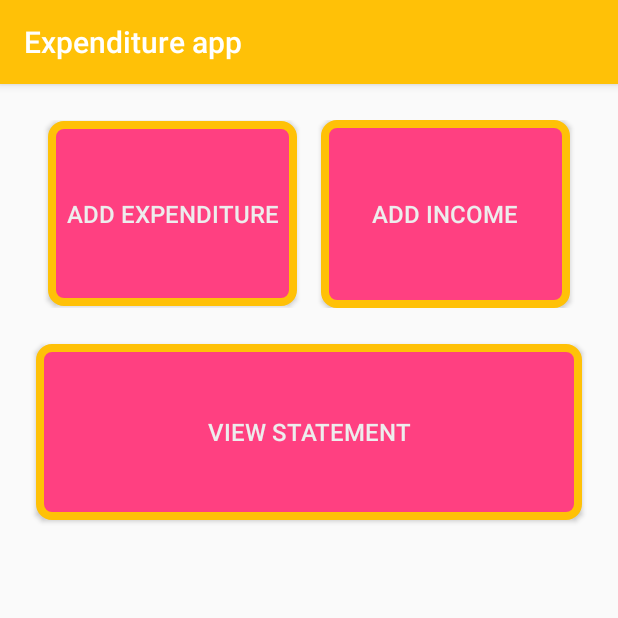
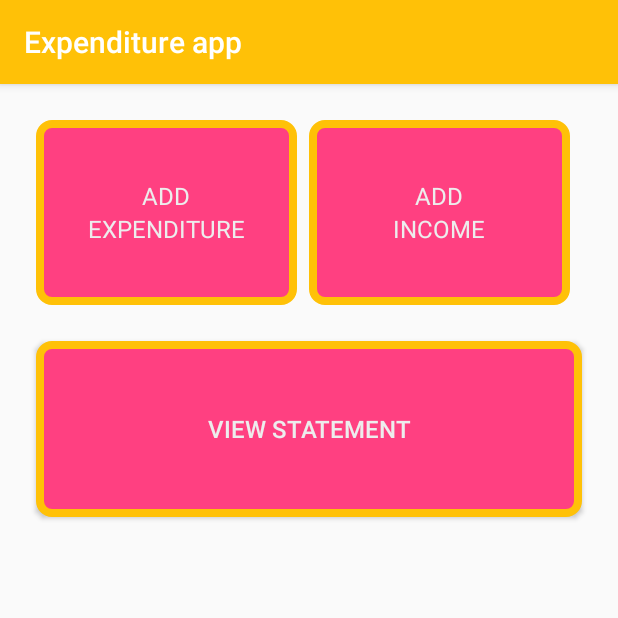
Before and after one commit to Olili2017/training-spectrum-expenditure-app, an Android app: the screen it shows after launch (MainActivity), on a phone screen of 412 x 824 dp, the top half of it. Run offline under Robolectric (Android 15) with nearby library versions, the light colour scheme and no system bars.

Commit message:
Improve the menu

```diff
--- a/app/src/main/res/layout/activity_main.xml
+++ b/app/src/main/res/layout/activity_main.xml
@@ -8,36 +8,80 @@
     tools:context=".MainActivity"
     android:padding="12dp">
     <LinearLayout
+
         android:layout_width="match_parent"
         android:layout_height="wrap_content"
         android:padding="12dp">
-        <Button
+        <LinearLayout
             android:id="@+id/addExpenditure"
             android:layout_width="0dp"
             android:layout_weight="1"
-            android:layout_marginStart="8dp"
+            android:layout_marginStart="0dp"
             android:layout_marginEnd="8dp"
             android:layout_height="123dp"
             android:background="@drawable/shape"
             android:padding="10dp"
             android:shadowColor="@color/colorPrimary"
-            android:text="Add Expenditure"
-            android:textColor="@color/lightgray"
-            android:textSize="16dp" />
+            android:gravity="center"
+            android:orientation="vertical">
+            <TextView
+                android:layout_width="wrap_content"
+                android:layout_height="wrap_content"
+                android:textAllCaps="true"
+                android:text="Add"
+                android:textColor="@color/lightgray"
+                android:textSize="16sp"/>
+            <TextView
+                android:layout_width="wrap_content"
+                android:layout_height="wrap_content"
+                android:text="Expenditure"
+                android:textAllCaps="true"
+                android:textColor="@color/lightgray"
+                android:textSize="16sp"/>
+        </LinearLayout>
 
-        <Button
-            android:id="@+id/AddIncome"
+
+        <LinearLayout
+            android:id="@+id/addIncome"
             android:layout_width="0dp"
             android:layout_weight="1"
-            android:layout_height="125dp"
+            android:layout_marginStart="0dp"
             android:layout_marginEnd="8dp"
-            android:layout_marginStart="8dp"
+            android:layout_height="123dp"
             android:background="@drawable/shape"
             android:padding="10dp"
             android:shadowColor="@color/colorPrimary"
-            android:text="Add Income"
-            android:textColor="@color/lightgray"
-            android:textSize="16dp" />
+            android:gravity="center"
+            android:orientation="vertical">
+            <TextView
+                android:layout_width="wrap_content"
+                android:layout_height="wrap_content"
+                android:textAllCaps="true"
+                android:text="Add"
+                android:textColor="@color/lightgray"
+                android:textSize="16sp"/>
+            <TextView
+                android:layout_width="wrap_content"
+                android:layout_height="wrap_content"
+                android:text="Income"
+                android:textAllCaps="true"
+                android:textColor="@color/lightgray"
+                android:textSize="16sp"/>
+        </LinearLayout>
+
+<!--        <Button-->
+<!--            android:id="@+id/AddIncome"-->
+<!--            android:layout_width="0dp"-->
+<!--            android:layout_weight="1"-->
+<!--            android:layout_height="123dp"-->
+<!--            android:layout_marginEnd="0dp"-->
+<!--            android:layout_marginStart="8dp"-->
+<!--            android:background="@drawable/shape"-->
+<!--            android:padding="10dp"-->
+<!--            android:shadowColor="@color/colorPrimary"-->
+<!--            android:text="Add Income"-->
+<!--            android:textColor="@color/lightgray"-->
+<!--            android:textSize="16sp" />-->
 
     </LinearLayout>
     <Button
```
